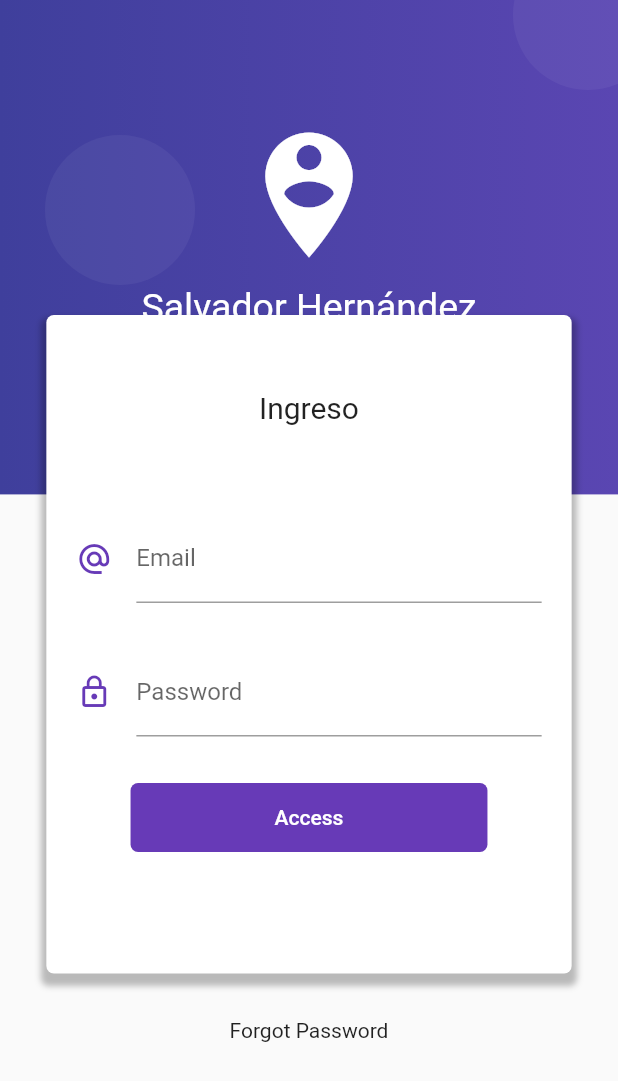
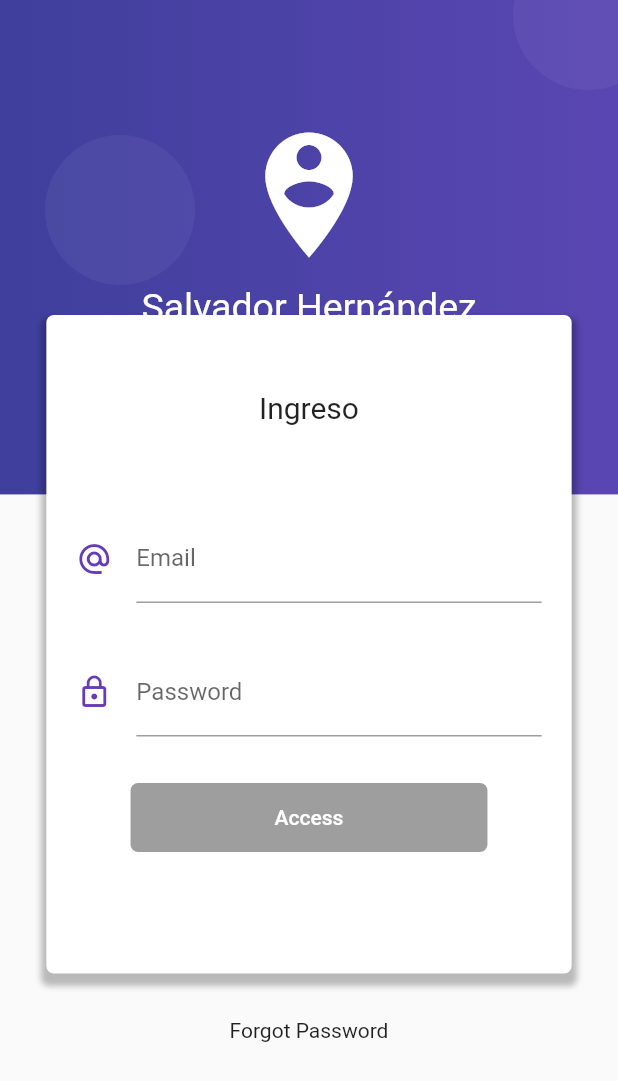
Before and after one commit to herla97/flutter-course, a Flutter app: the screen it shows after launch, on a phone screen of 412 x 824 dp. Shown: the top 1081 px of the screen. Run offline on Flutter 3.47's test engine with Material 2 defaults, Android fonts, the phone set to English and light mode, and no system bars; our stand-ins replace flutter_map, flutter_swiper, latlong, rxdart, shared_preferences, sqflite; missing offline and left inert: barcode_scan; accounts and stored records are empty.

Commit message:
Finished sign in app

```diff
--- a/sign_in_app/lib/src/blocs/login_bloc.dart
+++ b/sign_in_app/lib/src/blocs/login_bloc.dart
@@ -1,16 +1,26 @@
 import 'dart:async';
+import 'package:rxdart/rxdart.dart';
 
-class LoginBloc {
-  final _emailController = StreamController<String>.broadcast();
-  final _passwordController = StreamController<String>.broadcast();
+import 'package:sign_in_app/src/blocs/validators.dart';
+
+class LoginBloc with Validators {
+  final _emailController = BehaviorSubject<String>();
+  final _passwordController = BehaviorSubject<String>();
 
   // Return stream data
-  Stream<String> get emailStream    => _emailController.stream;
-  Stream<String> get passwordStream => _passwordController.stream;
+  Stream<String> get emailStream    => _emailController.stream.transform(validateEmail);
+  Stream<String> get passwordStream => _passwordController.stream.transform(validatePassword);
+
+  Stream<bool> get fromValidStream =>
+    Rx.combineLatest2(emailStream, passwordStream, (e, p) => true);
 
   // Insert stream data
   Function(String) get changeEmail    => _emailController.sink.add;
   Function(String) get changePassword => _passwordController.sink.add;
+
+  // Get last value insert of the streams
+  String get email => _emailController.value;
+  String get password => _passwordController.value;
 
   dispose() {
     _emailController?.close();
--- a/sign_in_app/lib/src/blocs/provider.dart
+++ b/sign_in_app/lib/src/blocs/provider.dart
@@ -3,10 +3,19 @@ import 'package:sign_in_app/src/blocs/login_bloc.dart';
 export 'package:sign_in_app/src/blocs/login_bloc.dart';
 
 class Provider extends InheritedWidget {
+  static Provider _instance;
+
+  factory Provider({Key key, Widget child}){
+    if (_instance == null) {
+      _instance = new Provider._internal(key: key, child: child);
+    }
+    return _instance;
+  }
+
+  Provider._internal({Key key, Widget child})
+    : super(key: key, child: child);
+
   final loginBloc = LoginBloc();
-
-  Provider({Key key, Widget child})
-    : super(key: key, child: child);
 
   @override
   bool updateShouldNotify(InheritedWidget oldWidget) => true;
@@ -14,5 +23,4 @@ class Provider extends InheritedWidget {
   static LoginBloc of ( BuildContext context ){
     return context.dependOnInheritedWidgetOfExactType<Provider>().loginBloc;
   }
-
 }
--- a/sign_in_app/lib/src/pages/login_page.dart
+++ b/sign_in_app/lib/src/pages/login_page.dart
@@ -6,7 +6,9 @@ class LoginPage extends StatelessWidget {
   Widget build(BuildContext context) {
     return Scaffold(
       body: Stack(
-        children: <Widget>[_backgroundCreate(context), _loginForm(context)],
+        children: <Widget>[
+          _backgroundCreate(context),
+          _loginForm(context)],
       ),
     );
   }
@@ -99,7 +101,7 @@ class LoginPage extends StatelessWidget {
                 SizedBox(
                   height: 30.0,
                 ),
-                _createButton(),
+                _createButton(bloc),
                 SizedBox(
                   height: 30.0,
                 ),
@@ -125,7 +127,9 @@ class LoginPage extends StatelessWidget {
                 icon: Icon(Icons.alternate_email, color: Colors.deepPurple),
                 hintText: 'example@email.com',
                 labelText: 'Email',
-                counterText: snapshot.data),
+                counterText: snapshot.data,
+                errorText: snapshot.error
+            ),
             onChanged: bloc.changeEmail,
           ),
         );
@@ -145,6 +149,7 @@ class LoginPage extends StatelessWidget {
               icon: Icon(Icons.lock_outline, color: Colors.deepPurple),
               labelText: 'Password',
               counterText: snapshot.data,
+              errorText: snapshot.error
             ),
             onChanged: bloc.changePassword,
           ),
@@ -153,17 +158,31 @@ class LoginPage extends StatelessWidget {
     );
   }
 
-  Widget _createButton() {
+  Widget _createButton(LoginBloc bloc) {
+    return StreamBuilder(
+      stream: bloc.fromValidStream,
+      builder: (BuildContext context, AsyncSnapshot snapshot) {
         return RaisedButton(
           child: Container(
             padding: EdgeInsets.symmetric(horizontal: 80.0, vertical: 15.0),
-            child: Text('Access')),
+            child: Text('Access')
+          ),
           shape: RoundedRectangleBorder(
             borderRadius: BorderRadius.circular(5.0),
           ),
           elevation: 0.0,
           color: Colors.deepPurple,
           textColor: Colors.white,
-        onPressed: () {});
+          onPressed: snapshot.hasData ? () => _login(context, bloc) : null
+        );
+      }
+    );
+  }
+
+  _login(BuildContext context, LoginBloc bloc, ) {
+    print('Email: ${bloc.email}');
+    print('Password: ${bloc.password}');
+
+    Navigator.pushReplacementNamed(context, 'home');
   }
 }
--- a/sign_in_app/pubspec.yaml
+++ b/sign_in_app/pubspec.yaml
@@ -28,6 +28,7 @@ dependencies:
   # The following adds the Cupertino Icons font to your application.
   # Use with the CupertinoIcons class for iOS style icons.
   cupertino_icons: ^0.1.3
+  rxdart: ^0.24.1
 
 dev_dependencies:
   flutter_test:
```
Also changed, not shown: sign_in_app/lib/src/blocs/validators.dart (added, +27 -0 lines), sign_in_app/lib/src/pages/home_page.dart (+12 -1 lines), sign_in_app/pubspec.lock. Lines whose indentation alone changed are shown as unchanged.
